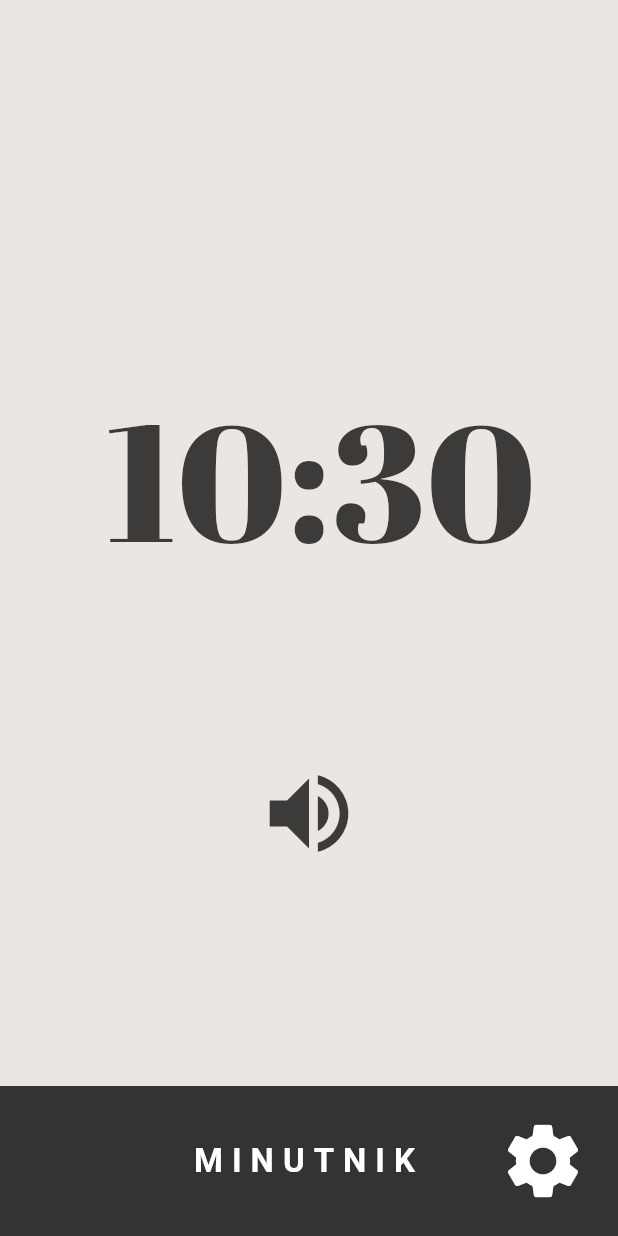
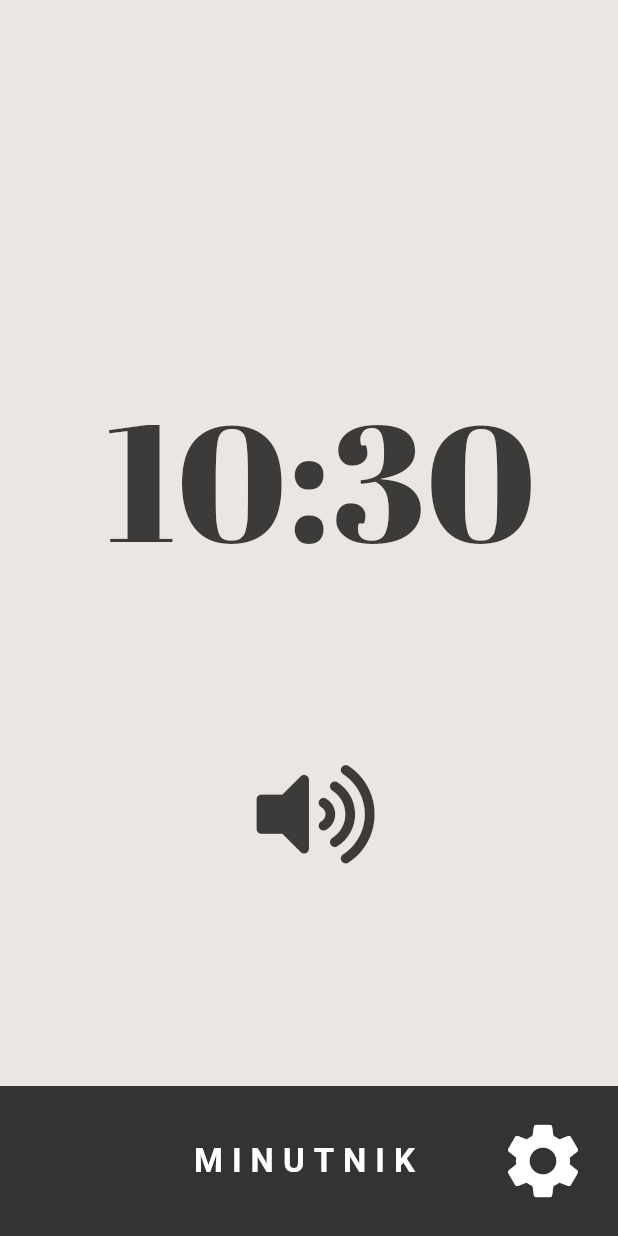
Before and after one commit to tomaszbazan/atloud, a Flutter app: the screen it shows after launch, on a phone screen of 412 x 824 dp. Run offline on Flutter 3.47's test engine with Material 3 defaults, Android fonts, the phone set to English and light mode, and no system bars; our stand-ins replace audioplayers, device_preview, flutter_secure_storage, flutter_tts, package_info_plus, vibration and 1 more; missing offline and left inert: flutter_foreground_task, volume_controller, wheel_picker; Roboto replaces fonts that are missing (OpenSans).

Commit message:
New volume icons

```diff
--- a/lib/components/volume_switcher.dart
+++ b/lib/components/volume_switcher.dart
@@ -5,6 +5,8 @@ import '../shared/user_data_storage.dart';
 
 class _VolumeSwitcherState extends State<VolumeSwitcher> {
   late bool _soundOn;
+  static const IconData volumeUp = IconData(0xf028, fontFamily: 'FontAwesome');
+  static const IconData volumeMute = IconData(0xf6a9, fontFamily: 'FontAwesome');
 
   @override
   Widget build(BuildContext context) {
@@ -21,8 +23,8 @@ class _VolumeSwitcherState extends State<VolumeSwitcher> {
                   });
                 },
                 icon: _soundOn ?
-                const Icon(Icons.volume_up, size: 70.0, color: CustomColors.textColor) :
-                const Icon(Icons.volume_off, size: 70.0, color: CustomColors.textColor)
+                const Icon(volumeUp, size: 70.0, color: CustomColors.textColor) :
+                const Icon(volumeMute, size: 70.0, color: CustomColors.textColor)
             );
           } else if (snapshot.hasError) {
             return const Text('Error loading languages...');
--- a/lib/timer/timer.dart
+++ b/lib/timer/timer.dart
@@ -13,6 +13,7 @@ import 'package:flutter/material.dart';
 import 'package:flutter_foreground_task/flutter_foreground_task.dart';
 import 'package:wakelock_plus/wakelock_plus.dart';
 
+import '../components/app_bar.dart';
 import '../shared/available_page.dart';
 import '../sound/speaker.dart';
 
@@ -90,6 +91,7 @@ class _TimerPageState extends State<TimerPage> {
   @override
   Widget build(BuildContext context) {
     return Scaffold(
+      // appBar: AppBarWidget(text: _isTimerPage ? 'MINUTNIK' : 'ZEGAR'),
       body: Center(
         child: _isPickingTime
             ? TimePickerWidget(
--- a/pubspec.yaml
+++ b/pubspec.yaml
@@ -14,7 +14,7 @@ publish_to: 'none' # Remove this line if you wish to publish to pub.dev
 # https://developer.apple.com/library/archive/documentation/General/Reference/InfoPlistKeyReference/Articles/CoreFoundationKeys.html
 # In Windows, build-name is used as the major, minor, and patch parts
 # of the product and file versions while build-number is used as the build suffix.
-version: 1.0.0+5
+version: 1.0.0+6
 
 environment:
   sdk: ^3.5.1
@@ -90,3 +90,6 @@ flutter:
   - family: Abril
     fonts:
       - asset: assets/fonts/AbrilFatface-Regular.ttf
+  - family: FontAwesome
+    fonts:
+      - asset: assets/fonts/FontAwesome.ttf
```
Also changed, not shown: assets/fonts/FontAwesome.ttf (added), 1 other file.
